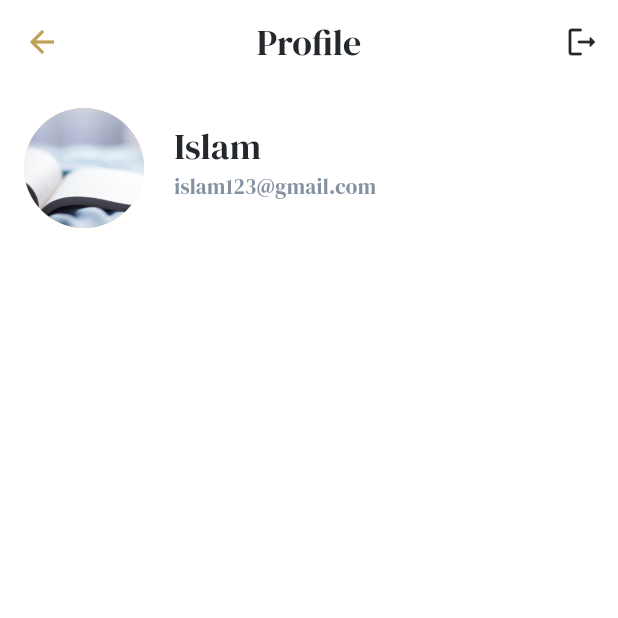
After one commit to Islam3020/bookia, a Flutter app: the ProfileView screen opened directly, on a phone screen of 412 x 824 dp, the top half of it. The commit adds this screen. Run offline on Flutter 3.47's test engine with Material 3 defaults, Android fonts, the phone set to English and light mode, and no system bars; our stand-ins replace cached_network_image, carousel_slider, dio, flutter_bloc, flutter_svg, gap and 4 more; accounts and stored records are empty; network calls fail.

Commit message:
new commit

```diff
--- /dev/null
+++ b/lib/features/profile/presentation/pages/profile_view.dart
@@ -0,0 +1,66 @@
+import 'package:bookia/core/constants/assets_manager.dart';
+import 'package:bookia/core/utils/app_colors.dart';
+import 'package:bookia/core/utils/text_styles.dart';
+import 'package:flutter/material.dart';
+import 'package:gap/gap.dart';
+
+class ProfileView extends StatelessWidget {
+  const ProfileView({super.key});
+
+  @override
+  Widget build(BuildContext context) {
+    return Scaffold(
+      appBar: AppBar(
+        title: Text(
+          "Profile",
+          style: getTitleTextStyle(context),
+        ),
+        centerTitle: true,
+        actions: [
+          IconButton(
+            icon: const Icon(
+              Icons.logout_rounded,
+              color: AppColors.darkColor,
+            ),
+            onPressed: () {},
+          )
+        ],
+      ),
+      body: Padding(
+        padding: const EdgeInsets.all(16.0),
+        child: Column(
+          children: [
+            Row(
+              children: [
+                // IMAGE
+                const CircleAvatar(
+                  radius: 40,
+                  backgroundImage: AssetImage(AssetsManager.bgimage),
+                ),
+                const Gap(20),
+                Expanded(
+                    child: Column(
+                  crossAxisAlignment: CrossAxisAlignment.start,
+                  children: [
+
+                    Text(
+                      "Islam",
+                      style: getTitleTextStyle(context),
+                    ),
+
+                    Text(
+                      "islam123@gmail.com",
+                      style: getSmallTextStyle(),
+                    ),
+                    const Gap(10),
+
+                  ],
+                ))
+              ],
+            ),
+          ],
+        ),
+      ),
+    );
+  }
+}
--- a/lib/main_view.dart
+++ b/lib/main_view.dart
@@ -1,6 +1,7 @@
 import 'package:bookia/core/constants/assets_manager.dart';
 import 'package:bookia/core/utils/app_colors.dart';
 import 'package:bookia/features/home/presentation/pages/home_view.dart';
+import 'package:bookia/features/profile/presentation/pages/profile_view.dart';
 import 'package:flutter/material.dart';
 import 'package:flutter_svg/flutter_svg.dart';
 
@@ -16,7 +17,7 @@ class _MainViewState extends State<MainView> {
     const HomeView(),
     const HomeView(),
     const HomeView(),
-    const HomeView(),
+    const ProfileView(),
   ];
   int currentIndex = 0;
   @override
```
